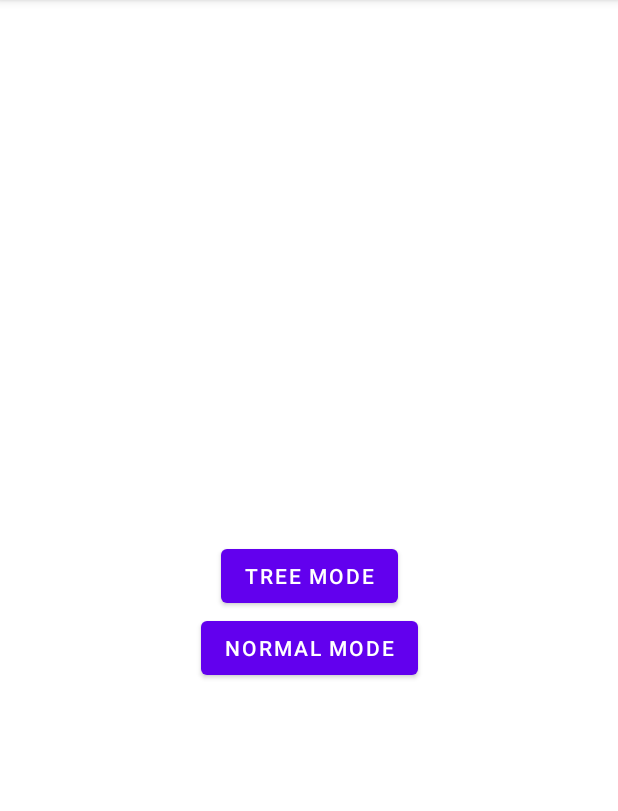
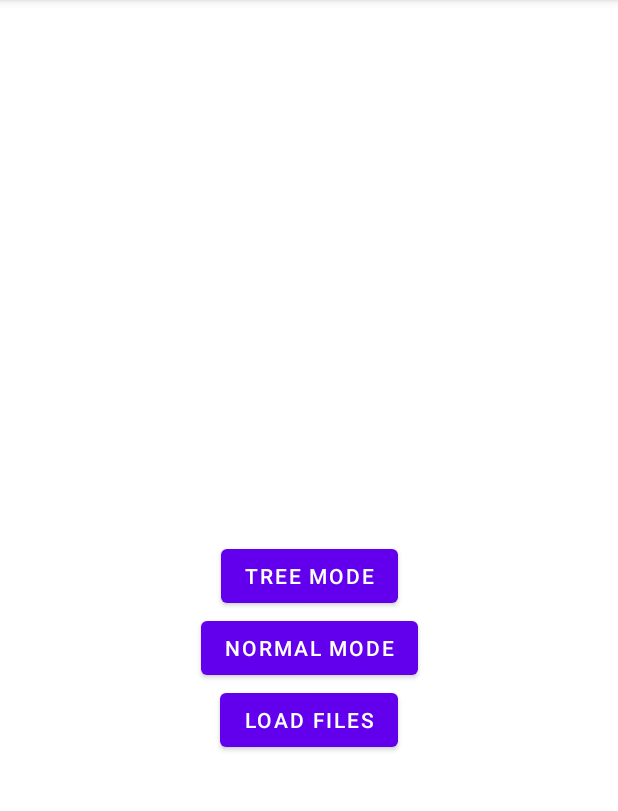
Before and after one commit to FarAwayShip/FilePicker, an Android app: the screen it shows after launch (MainActivity), on a phone screen of 412 x 824 dp, the part 84-895 px from its top. Run offline under Robolectric (Android 15) with nearby library versions, the phone set to English and light mode, and no system bars.

Commit message:
Features: + Adding load all files in a directory

```diff
--- a/app/src/main/res/layout/activity_main.xml
+++ b/app/src/main/res/layout/activity_main.xml
@@ -28,4 +28,16 @@
         app:layout_constraintRight_toRightOf="parent"
         app:layout_constraintVertical_bias="0"
         app:layout_constraintTop_toBottomOf="@id/btn_tree" />
+
+    <Button
+        android:id="@+id/btn_loadFile"
+        android:layout_width="wrap_content"
+        android:layout_height="wrap_content"
+        android:onClick="onClick"
+        android:text="Load files"
+        app:layout_constraintBottom_toBottomOf="parent"
+        app:layout_constraintLeft_toLeftOf="parent"
+        app:layout_constraintRight_toRightOf="parent"
+        app:layout_constraintVertical_bias="0"
+        app:layout_constraintTop_toBottomOf="@id/btn_normal" />
 </androidx.constraintlayout.widget.ConstraintLayout>
```
Also changed, not shown: app/src/main/java/com/farawayship/filepicker/MainActivity.kt (+33 -0 lines), library/src/main/java/com/farawayship/library/explorer/util/FilesHelper.kt (added, +60 -0 lines).
